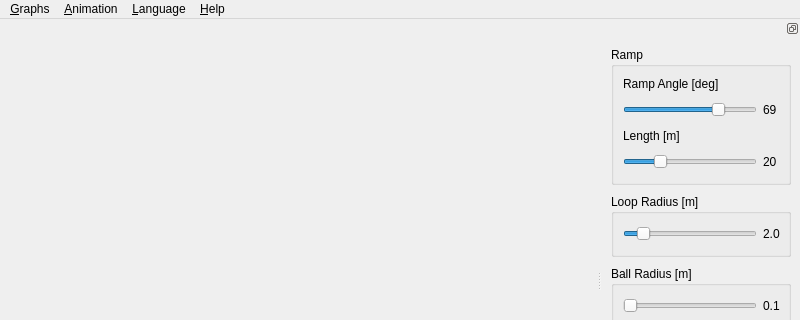
First picture: the form in src/Deathloop/MainWindow.ui, repository AlienCowEatCake/deathloop, before the edit; both pictures show x 0 to 800 and y 0 to 320 of the 800 by 540 pixel window.
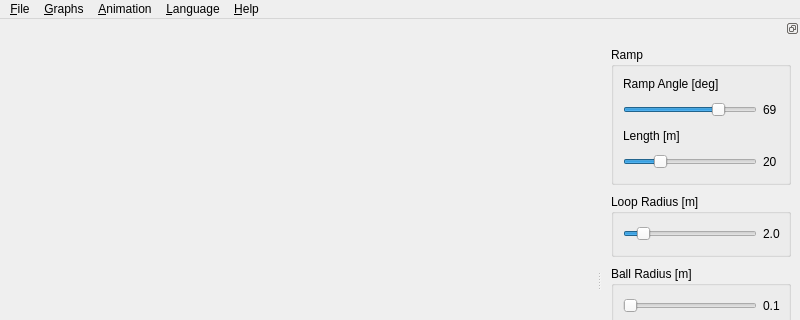
Second picture: the form after the edit. Icons and pictures are not drawn. Custom widgets are drawn as their Qt base class.

Patch:
```diff
--- a/src/Deathloop/MainWindow.ui
+++ b/src/Deathloop/MainWindow.ui
@@ -26,6 +26,14 @@
    </widget>
   </widget>
   <widget class="QMenuBar" name="menubar">
+   <widget class="QMenu" name="menuFile">
+    <property name="title">
+     <string>&amp;File</string>
+    </property>
+    <addaction name="actionSaveScreenshot"/>
+    <addaction name="separator"/>
+    <addaction name="actionExit"/>
+   </widget>
    <widget class="QMenu" name="menuGraphs">
     <property name="title">
      <string>&amp;Graphs</string>
@@ -56,6 +64,7 @@
     <addaction name="actionEnglish"/>
     <addaction name="actionRussian"/>
    </widget>
+   <addaction name="menuFile"/>
    <addaction name="menuGraphs"/>
    <addaction name="menuAnimation"/>
    <addaction name="menuLanguage"/>
```
Left out of the diff: 74 changed lines with no effect on the pictures.
